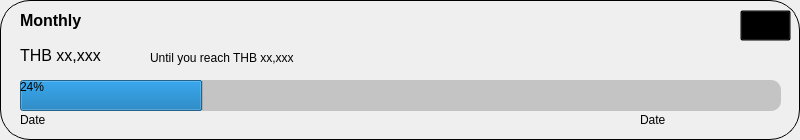
nemo984/money-app, file moneyapp/ui/raw/budget_wid.ui: the form before one commit.
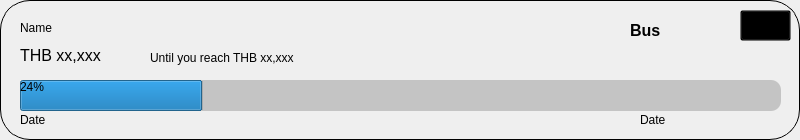
The form after the commit. Icons and pictures are not drawn.

```diff
--- a/moneyapp/ui/raw/budget_wid.ui
+++ b/moneyapp/ui/raw/budget_wid.ui
@@ -87,9 +87,9 @@
    <widget class="QLabel" name="hearde">
     <property name="geometry">
      <rect>
-      <x>20</x>
-      <y>10</y>
-      <width>71</width>
+      <x>630</x>
+      <y>20</y>
+      <width>91</width>
       <height>21</height>
      </rect>
     </property>
@@ -101,7 +101,7 @@
      </font>
     </property>
     <property name="text">
-     <string>Monthly</string>
+     <string>Bus</string>
     </property>
    </widget>
    <widget class="QLabel" name="amount">
@@ -184,6 +184,19 @@
      <string>Date</string>
     </property>
    </widget>
+   <widget class="QLabel" name="name_label">
+    <property name="geometry">
+     <rect>
+      <x>20</x>
+      <y>20</y>
+      <width>491</width>
+      <height>16</height>
+     </rect>
+    </property>
+    <property name="text">
+     <string>Name</string>
+    </property>
+   </widget>
   </widget>
  </widget>
  <resources>
```
Left out of the diff: 2 changed lines with no effect on the pictures.
